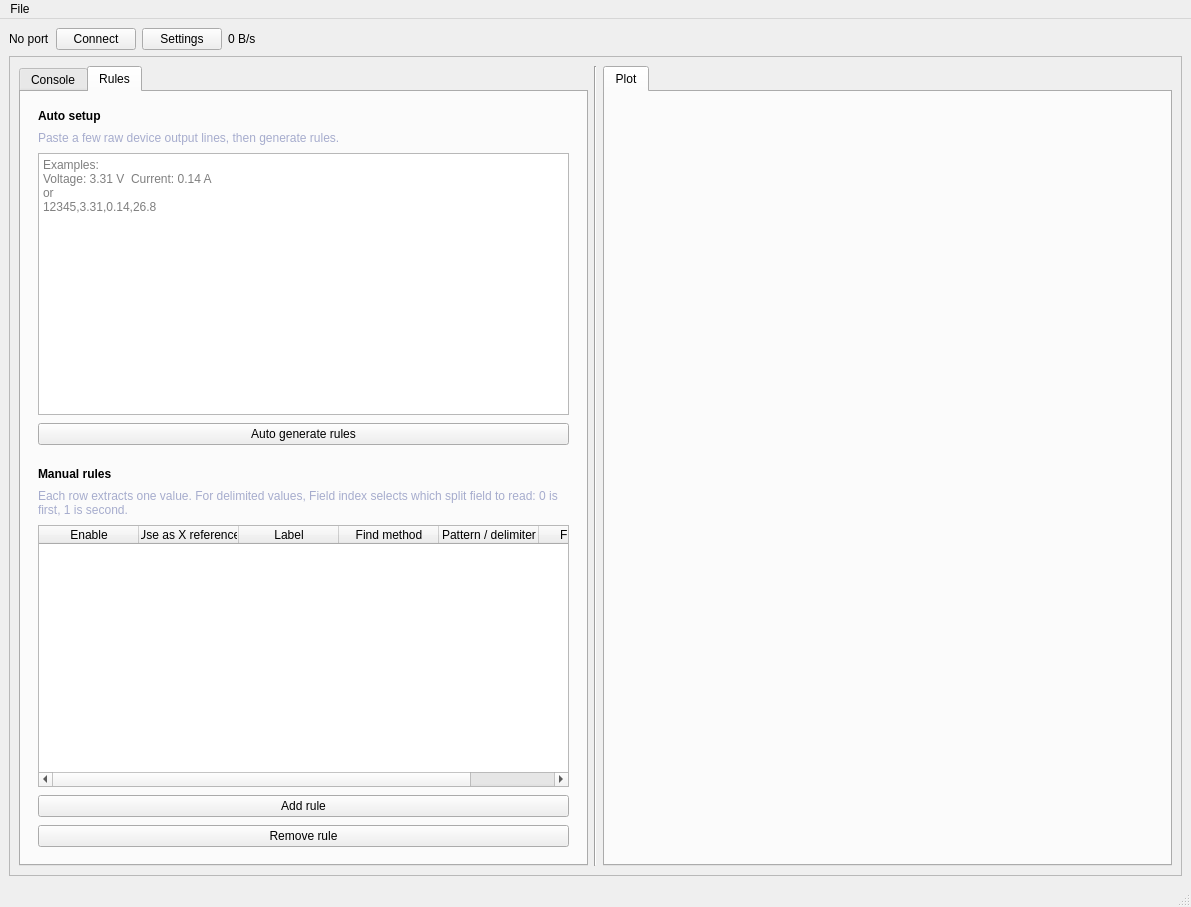
The window that form.ui (krupis/PlotTTY) describes before a commit, drawn with Qt 5.
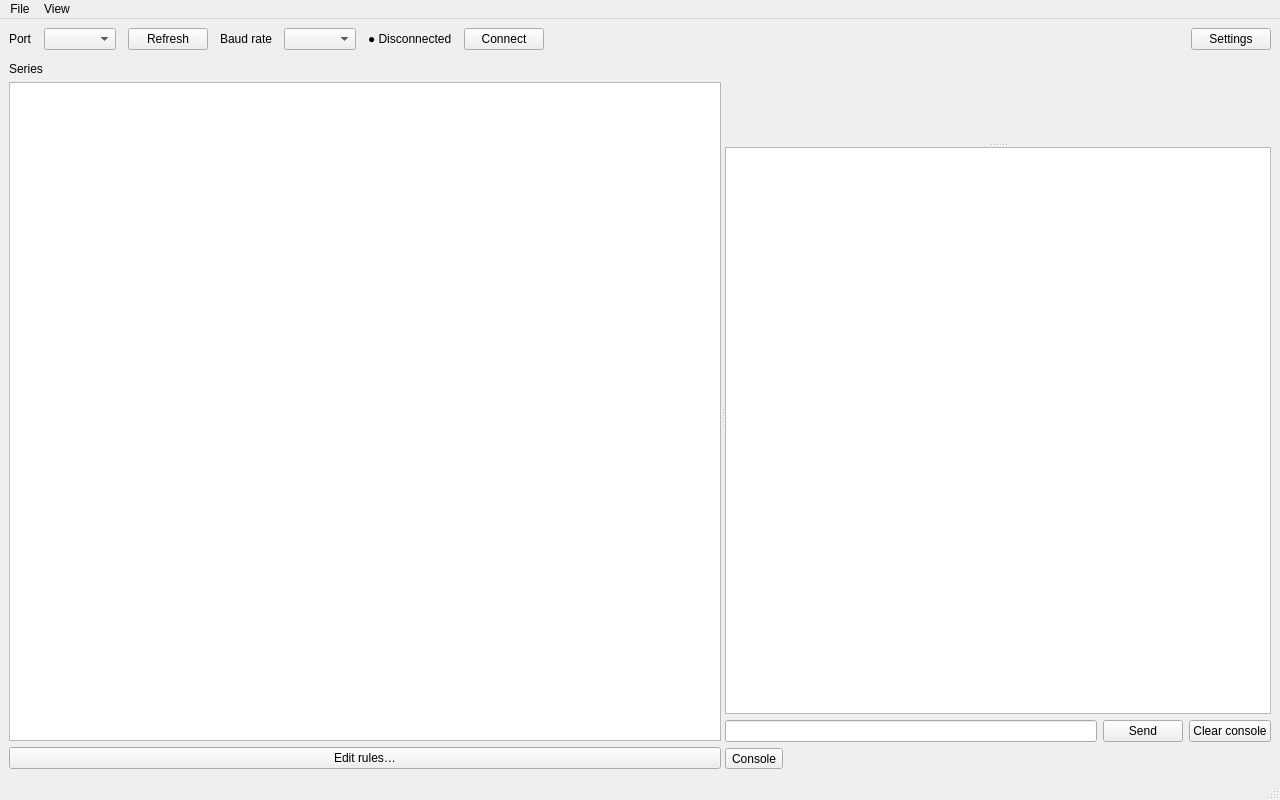
The same window after the commit. Custom widgets are drawn as their Qt base class.

Patch:
```diff
--- a/form.ui
+++ b/form.ui
@@ -6,70 +6,62 @@
    <rect>
     <x>0</x>
     <y>0</y>
-    <width>1191</width>
-    <height>907</height>
-   </rect>
-  </property>
-  <property name="windowTitle">
-   <string>PlotTTY</string>
-  </property>
+        <width>1280</width>
+        <height>800</height>
+      </rect>
+    </property>
   <widget class="QWidget" name="centralwidget">
-   <layout class="QVBoxLayout" name="verticalLayout" stretch="1,10">
+      <layout class="QVBoxLayout" name="MainLayout">
+        <property name="spacing">
+          <number>12</number>
+        </property>
     <item>
-     <layout class="QHBoxLayout" name="TopNavBar">
+          <layout class="QHBoxLayout" name="ConnectionLayout">
+            <item>
+              <widget class="QLabel" name="PortLabel">
+                <property name="text">
+                  <string>Port</string>
+                </property>
+              </widget>
+            </item>
+            <item>
+              <widget class="QComboBox" name="PortCombo" />
+            </item>
+            <item>
+              <widget class="QPushButton" name="RefreshPortsButton">
+                <property name="text">
+                  <string>Refresh</string>
+                </property>
+              </widget>
+            </item>
+            <item>
+              <widget class="QLabel" name="BaudLabel">
+                <property name="text">
+                  <string>Baud rate</string>
+                </property>
+              </widget>
+            </item>
+            <item>
+              <widget class="QComboBox" name="BaudCombo" />
+            </item>
       <item>
        <widget class="QLabel" name="PortStatusLabel">
-        <property name="sizePolicy">
-         <sizepolicy hsizetype="Preferred" vsizetype="Fixed">
-          <horstretch>0</horstretch>
-          <verstretch>0</verstretch>
-         </sizepolicy>
-        </property>
         <property name="text">
-         <string>No port</string>
+                  <string>● Disconnected</string>
         </property>
        </widget>
       </item>
       <item>
        <widget class="QPushButton" name="ConnectButton">
-        <property name="sizePolicy">
-         <sizepolicy hsizetype="Minimum" vsizetype="Fixed">
-          <horstretch>0</horstretch>
-          <verstretch>0</verstretch>
-         </sizepolicy>
-        </property>
         <property name="text">
          <string>Connect</string>
         </property>
        </widget>
       </item>
       <item>
-       <widget class="QPushButton" name="pushButton">
-        <property name="text">
-         <string>Settings</string>
-        </property>
-       </widget>
-      </item>
-      <item>
-       <widget class="QLabel" name="DataReceivedLabel">
-        <property name="sizePolicy">
-         <sizepolicy hsizetype="Preferred" vsizetype="Fixed">
-          <horstretch>0</horstretch>
-          <verstretch>0</verstretch>
-         </sizepolicy>
-        </property>
-        <property name="text">
-         <string>0 B/s</string>
-        </property>
-       </widget>
-      </item>
-      <item>
-       <spacer name="horizontalSpacer">
+              <spacer name="Spacer8">
         <property name="orientation">
-         <enum>Qt::Orientation::Horizontal</enum>
-        </property>
-        <property name="sizeType">
-         <enum>QSizePolicy::Policy::MinimumExpanding</enum>
+                  <enum>Qt::Horizontal</enum>
         </property>
         <property name="sizeHint" stdset="0">
          <size>
@@ -79,370 +71,183 @@
         </property>
        </spacer>
       </item>
+            <item>
+              <widget class="QPushButton" name="SettingsButton">
+                <property name="text">
+                  <string>Settings</string>
+                </property>
+              </widget>
+            </item>
      </layout>
     </item>
     <item>
-     <layout class="QVBoxLayout" name="main" stretch="0">
-      <item>
-       <layout class="QHBoxLayout" name="mainSplit" stretch="0">
-        <item>
-         <widget class="QFrame" name="RightFrame">
-          <property name="frameShape">
-           <enum>QFrame::Shape::StyledPanel</enum>
-          </property>
-          <property name="frameShadow">
-           <enum>QFrame::Shadow::Raised</enum>
-          </property>
-          <layout class="QHBoxLayout" name="horizontalLayout_2" stretch="1,0,1">
+          <widget class="QSplitter" name="MainSplitter">
+            <property name="orientation">
+              <enum>Qt::Horizontal</enum>
+            </property>
+            <widget class="QWidget" name="SeriesSidebar">
+              <property name="minimumSize">
+                <size>
+                  <width>160</width>
+                  <height>0</height>
+                </size>
+              </property>
+              <layout class="QVBoxLayout" name="SeriesLayout">
            <item>
-            <widget class="QTabWidget" name="tabWidget">
-             <property name="currentIndex">
-              <number>1</number>
-             </property>
-             <widget class="QWidget" name="ConsoleTab">
-              <attribute name="title">
-               <string>Console</string>
-              </attribute>
-              <layout class="QHBoxLayout" name="horizontalLayout">
+                  <widget class="QLabel" name="SeriesHeading">
+                    <property name="text">
+                      <string>Series</string>
+                    </property>
+                  </widget>
+                </item>
                <item>
-                <layout class="QVBoxLayout" name="ConsoleLayout" stretch="0,0">
-                 <item>
-                  <widget class="QPlainTextEdit" name="ConsoleTextEdit">
-                   <property name="sizePolicy">
-                    <sizepolicy hsizetype="Expanding" vsizetype="Expanding">
-                     <horstretch>0</horstretch>
-                     <verstretch>0</verstretch>
-                    </sizepolicy>
-                   </property>
+                  <widget class="QListWidget" name="SeriesList">
                    <property name="horizontalScrollBarPolicy">
-                    <enum>Qt::ScrollBarPolicy::ScrollBarAlwaysOff</enum>
-                   </property>
+                      <enum>Qt::ScrollBarAlwaysOff</enum>
+                    </property>
+                    <property name="textElideMode">
+                      <enum>Qt::ElideRight</enum>
+                    </property>
                   </widget>
                  </item>
                  <item>
-                  <layout class="QHBoxLayout" name="ConsoleBottomLayout">
-                   <item>
-                    <widget class="QPlainTextEdit" name="SendCommandTextEdit">
-                     <property name="sizePolicy">
-                      <sizepolicy hsizetype="Expanding" vsizetype="Fixed">
-                       <horstretch>0</horstretch>
-                       <verstretch>0</verstretch>
-                      </sizepolicy>
-                     </property>
-                     <property name="minimumSize">
-                      <size>
-                       <width>0</width>
-                       <height>0</height>
-                      </size>
-                     </property>
-                     <property name="maximumSize">
-                      <size>
-                       <width>16777215</width>
-                       <height>32</height>
-                      </size>
-                     </property>
-                     <property name="verticalScrollBarPolicy">
-                      <enum>Qt::ScrollBarPolicy::ScrollBarAlwaysOff</enum>
+                  <widget class="QPushButton" name="EditRulesButton">
+                    <property name="text">
+                      <string>Edit rules…</string>
+                    </property>
+                  </widget>
+                </item>
+              </layout>
+            </widget>
+            <widget class="QWidget" name="Workspace">
+              <layout class="QVBoxLayout" name="WorkspaceLayout">
+                <property name="leftMargin">
+                  <number>0</number>
+                </property>
+                <property name="topMargin">
+                  <number>0</number>
+                </property>
+                <property name="rightMargin">
+                  <number>0</number>
+                </property>
+                <property name="bottomMargin">
+                  <number>0</number>
+                </property>
+                <item>
+                  <widget class="QSplitter" name="WorkspaceSplitter">
+                    <property name="orientation">
+                      <enum>Qt::Vertical</enum>
+                    </property>
+                    <widget class="PlotWidget" name="Plot" />
+                    <widget class="QWidget" name="ConsolePanel">
+                      <layout class="QVBoxLayout" name="ConsoleLayout">
+                        <item>
+                          <widget class="QPlainTextEdit" name="ConsoleTextEdit" />
+                        </item>
+                        <item>
+                          <layout class="QHBoxLayout" name="CommandLayout">
+                            <item>
+                              <widget class="QLineEdit" name="CommandEdit" />
+                            </item>
+                            <item>
+                              <widget class="QPushButton" name="SendButton">
+                                <property name="text">
+                                  <string>Send</string>
                      </property>
                     </widget>
                    </item>
                    <item>
                     <widget class="QPushButton" name="ClearConsoleButton">
-                     <property name="minimumSize">
-                      <size>
-                       <width>50</width>
-                       <height>0</height>
-                      </size>
-                     </property>
-                     <property name="maximumSize">
-                      <size>
-                       <width>50</width>
-                       <height>16777215</height>
-                      </size>
-                     </property>
                      <property name="text">
-                      <string>Clear</string>
+                                  <string>Clear console</string>
                      </property>
                     </widget>
                    </item>
                   </layout>
                  </item>
                 </layout>
-               </item>
-              </layout>
-             </widget>
-             <widget class="QWidget" name="RulesTab">
-              <attribute name="title">
-               <string>Rules</string>
-              </attribute>
-              <layout class="QVBoxLayout" name="verticalLayout_7">
-               <item>
-                <layout class="QVBoxLayout" name="RulesLayout">
-                 <property name="spacing">
-                  <number>8</number>
-                 </property>
-                 <property name="leftMargin">
-                  <number>8</number>
-                 </property>
-                 <property name="topMargin">
-                  <number>8</number>
-                 </property>
-                 <property name="rightMargin">
-                  <number>8</number>
-                 </property>
-                 <property name="bottomMargin">
-                  <number>8</number>
-                 </property>
-                 <item>
-                  <widget class="QLabel" name="AutomaticLabel">
-                   <property name="font">
-                    <font>
-                     <bold>true</bold>
-                    </font>
-                   </property>
-                    <property name="text">
-                     <string>Auto setup</string>
-                   </property>
-                   <property name="textFormat">
-                    <enum>Qt::TextFormat::AutoText</enum>
-                   </property>
+                    </widget>
                   </widget>
                  </item>
                   <item>
-                   <widget class="QLabel" name="AutomaticInfoLabel">
-                    <property name="styleSheet">
-                     <string notr="true">color: #a6accd;</string>
-                    </property>
-                    <property name="wordWrap">
-                     <bool>true</bool>
-                    </property>
+                  <widget class="QToolButton" name="ConsoleToggle">
                     <property name="text">
-                     <string>Paste a few raw device output lines, then generate rules.</string>
+                      <string>Console</string>
                     </property>
                    </widget>
                   </item>
-                  <item>
-                   <widget class="QPlainTextEdit" name="SampleOutputTextEdit">
-                    <property name="placeholderText">
-                     <string>Examples:&#xa;Voltage: 3.31 V  Current: 0.14 A&#xa;or&#xa;12345,3.31,0.14,26.8</string>
-                    </property>
-                   </widget>
-                  </item>
-                 <item>
-                  <widget class="QPushButton" name="GenerateRulesButton">
-                    <property name="toolTip">
-                     <string>Creates plot rules from named values, delimited columns, or the first number in each sample line.</string>
-                    </property>
-                    <property name="text">
-                     <string>Auto generate rules</string>
-                    </property>
-                  </widget>
-                 </item>
-                 <item>
-                  <spacer name="RulesSectionSpacer">
-                   <property name="orientation">
-                    <enum>Qt::Orientation::Vertical</enum>
-                   </property>
-                   <property name="sizeType">
-                    <enum>QSizePolicy::Policy::Fixed</enum>
-                   </property>
-                   <property name="sizeHint" stdset="0">
-                    <size>
-                     <width>20</width>
-                     <height>14</height>
-                    </size>
-                   </property>
-                  </spacer>
-                 </item>
-                 <item>
-                  <widget class="QLabel" name="ManualLabel">
-                   <property name="font">
-                    <font>
-                     <bold>true</bold>
-                    </font>
-                    </property>
-                    <property name="text">
-                     <string>Manual rules</string>
-                    </property>
-                   </widget>
-                  </item>
-                  <item>
-                   <widget class="QLabel" name="ManualInfoLabel">
-                    <property name="styleSheet">
-                     <string notr="true">color: #a6accd;</string>
-                    </property>
-                    <property name="wordWrap">
-                     <bool>true</bool>
-                    </property>
-                    <property name="text">
-                     <string>Each row extracts one value. For delimited values, Field index selects which split field to read: 0 is first, 1 is second.</string>
-                    </property>
-                   </widget>
-                  </item>
-                 <item>
-                  <widget class="QTableWidget" name="RulesTable">
-                    <column>
-                     <property name="toolTip">
-                      <string>Draw this rule as a plotted Y value.</string>
-                     </property>
-                     <property name="text">
-                      <string>Enable</string>
-                     </property>
-                    </column>
-                    <column>
-                     <property name="toolTip">
-                      <string>Use this rule's value as the X axis timestamp/counter for the other plotted rules.</string>
-                     </property>
-                     <property name="text">
-                      <string>Use as X reference</string>
-                     </property>
-                    </column>
-                    <column>
-                     <property name="toolTip">
-                      <string>Name used for the plotted series. Named values can override this with names from the input line.</string>
-                     </property>
-                     <property name="text">
-                      <string>Label</string>
-                     </property>
-                    </column>
-                    <column>
-                     <property name="toolTip">
-                      <string>How this rule finds a value in each incoming line.</string>
-                     </property>
-                     <property name="text">
-                      <string>Find method</string>
-                     </property>
-                    </column>
-                    <column>
-                     <property name="toolTip">
-                      <string>For delimited values, enter the delimiter, such as comma, semicolon, or \t. For regex, enter the pattern.</string>
-                     </property>
-                     <property name="text">
-                      <string>Pattern / delimiter</string>
-                     </property>
-                    </column>
-                    <column>
-                     <property name="toolTip">
-                     <string>For delimited values, enter the zero-based field index, such as 0, 1, or 2.</string>
-                     </property>
-                     <property name="text">
-                      <string>Field index</string>
-                     </property>
-                    </column>
-                  </widget>
-                 </item>
-                  <item>
-                   <widget class="QPushButton" name="AddRuleButton">
-                    <property name="toolTip">
-                     <string>Add a manual rule for one plotted value.</string>
-                    </property>
-                    <property name="text">
-                     <string>Add rule</string>
-                    </property>
-                  </widget>
-                 </item>
-                  <item>
-                   <widget class="QPushButton" name="RemoveRuleButton">
-                    <property name="toolTip">
-                     <string>Remove the selected manual rule.</string>
-                    </property>
-                    <property name="text">
-                    <string>Remove rule</string>
-                   </property>
-                  </widget>
-                 </item>
-                </layout>
-               </item>
-              </layout>
-             </widget>
-            </widget>
-           </item>
-           <item>
-            <widget class="QFrame" name="PlotSeparator">
-             <property name="frameShape">
-              <enum>QFrame::Shape::VLine</enum>
-             </property>
-             <property name="frameShadow">
-              <enum>QFrame::Shadow::Sunken</enum>
-             </property>
-           </widget>
-          </item>
-           <item>
-            <widget class="QTabWidget" name="PlotTabWidget">
-             <property name="currentIndex">
-              <number>0</number>
-             </property>
-             <widget class="QWidget" name="PlotTab">
-              <attribute name="title">
-               <string>Plot</string>
-              </attribute>
-              <layout class="QVBoxLayout" name="PlotTabLayout">
-               <property name="spacing">
-                <number>0</number>
-               </property>
-               <property name="leftMargin">
-                <number>0</number>
-               </property>
-               <property name="topMargin">
-                <number>0</number>
-               </property>
-               <property name="rightMargin">
-                <number>0</number>
-               </property>
-               <property name="bottomMargin">
-                <number>0</number>
-               </property>
-               <item>
-                <widget class="PlotWidget" name="Plot" native="true"/>
-               </item>
-              </layout>
-             </widget>
-            </widget>
-           </item>
-          </layout>
-         </widget>
-        </item>
-       </layout>
-      </item>
-     </layout>
+              </layout>
+            </widget>
+          </widget>
     </item>
    </layout>
   </widget>
   <widget class="QMenuBar" name="menubar">
-   <property name="geometry">
-    <rect>
-     <x>0</x>
-     <y>0</y>
-     <width>1191</width>
-     <height>22</height>
-    </rect>
-   </property>
    <widget class="QMenu" name="menuFile">
     <property name="title">
      <string>File</string>
     </property>
-    <addaction name="actionSave_profile"/>
-    <addaction name="actionOpen_profile"/>
-    <addaction name="actionLoad_log"/>
-   </widget>
-   <addaction name="menuFile"/>
-  </widget>
-  <widget class="QStatusBar" name="statusbar"/>
+        <addaction name="actionSave_profile" />
+        <addaction name="actionOpen_profile" />
+        <addaction name="actionLoad_log" />
+        <addaction name="actionClearCapturedData" />
+      </widget>
+      <widget class="QMenu" name="menuView">
+        <property name="title">
+          <string>View</string>
+        </property>
+        <addaction name="actionConsole" />
+        <addaction name="actionSidebar" />
+        <addaction name="actionDiagnostics" />
+      </widget>
+      <addaction name="menuFile" />
+      <addaction name="menuView" />
+    </widget>
   <action name="actionSave_profile">
    <property name="text">
-    <string>Save profile</string>
+        <string>Save profile…</string>
    </property>
   </action>
   <action name="actionOpen_profile">
    <property name="text">
-    <string>Open profile</string>
+        <string>Open profile…</string>
    </property>
   </action>
   <action name="actionLoad_log">
    <property name="text">
-    <string>Load log</string>
-   </property>
-  </action>
+        <string>Load capture…</string>
+      </property>
+    </action>
+    <action name="actionClearCapturedData">
+      <property name="text">
+        <string>Clear captured data</string>
+      </property>
+    </action>
+    <action name="actionConsole">
+      <property name="text">
+        <string>Console</string>
+      </property>
+      <property name="checkable">
+        <bool>true</bool>
+      </property>
+    </action>
+    <action name="actionSidebar">
+      <property name="text">
+        <string>Series sidebar</string>
+      </property>
+      <property name="checkable">
+        <bool>true</bool>
+      </property>
+    </action>
+    <action name="actionDiagnostics">
+      <property name="text">
+        <string>Diagnostics</string>
+      </property>
+      <property name="checkable">
+        <bool>true</bool>
+      </property>
+    </action>
+    <widget class="QStatusBar" name="statusbar" />
  </widget>
  <customwidgets>
   <customwidget>
```
Left out of the diff: 6 changed lines with no effect on the pictures. Lines whose indentation alone changed are shown as unchanged.
